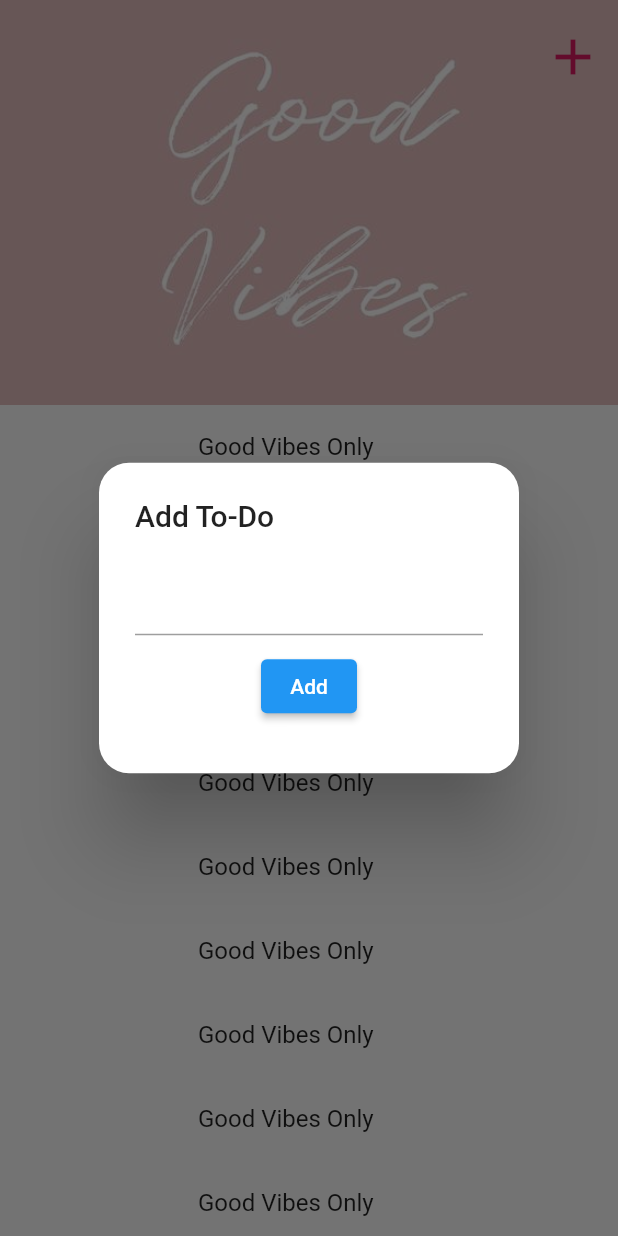
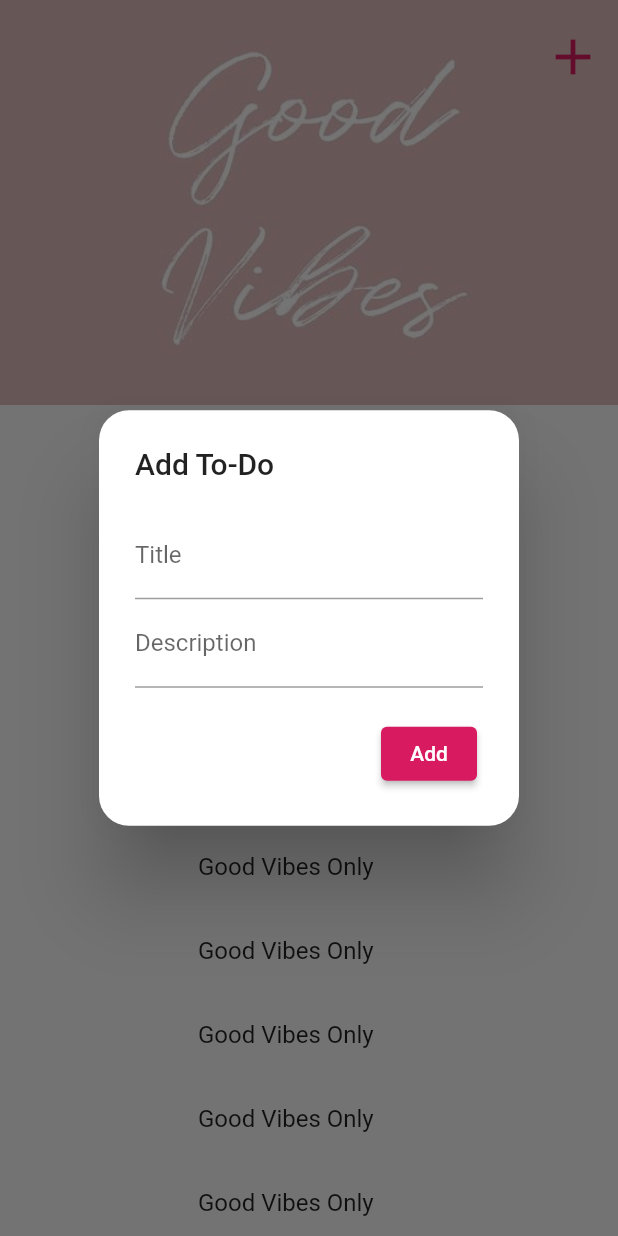
Before and after one commit to EcemBostancioglu/todo_bloc, a Flutter app: the screen it shows after launch, after a tap on the "add" icon, on a phone screen of 412 x 824 dp. Run offline on Flutter 3.47's test engine with Material 2 defaults, Android fonts, the phone set to English and light mode, and no system bars; our stand-ins replace bloc.

Commit message:
Added TextFormField in AlertDialog

```diff
--- a/lib/widgets/add_todo.dart
+++ b/lib/widgets/add_todo.dart
@@ -1,7 +1,31 @@
 import 'package:flutter/material.dart';
 
-class AddToDo extends StatelessWidget {
+class AddToDo extends StatefulWidget {
   const AddToDo({Key? key}) : super(key: key);
+
+  @override
+  State<AddToDo> createState() => _AddToDoState();
+}
+
+class _AddToDoState extends State<AddToDo> {
+
+  dynamic _formKey;
+  final TextEditingController titleController=TextEditingController();
+  final TextEditingController descriptionController=TextEditingController();
+  bool _validate=false;
+
+  @override
+  void initState() {
+    _formKey=GlobalKey<FormState>();
+    super.initState();
+  }
+
+  @override
+  void dispose() {
+    titleController.dispose();
+    descriptionController.dispose();
+    super.dispose();
+  }
 
   @override
   Widget build(BuildContext context) {
@@ -11,19 +35,39 @@ class AddToDo extends StatelessWidget {
         borderRadius: BorderRadius.all(
             Radius.circular(20)),
       ),
-      content: Column(
+      content: Form(
+        key: _formKey,
+        child: Column(
           mainAxisSize: MainAxisSize.min,
           children: [
-          TextFormField(),
+            TextField(
+              decoration: InputDecoration(
+                hintText: 'Title',
+                labelText: 'Title',
+                errorText: _validate ? 'Title can\'t be empty' : null
+              ),
+              controller:titleController,
+            ),
+            TextField(
+              decoration: InputDecoration(
+                  hintText: 'Description',
+                  labelText: 'Description',
+              ),
+              controller:descriptionController,
+            ),
             Padding(
-            padding:const EdgeInsets.all(10),
+              padding:const EdgeInsets.only(left:160,top: 20),
               child: ElevatedButton(
+                style: ButtonStyle(
+                  backgroundColor: MaterialStateProperty.all(Colors.pink.shade600),
+                ),
                 onPressed: (){
                   Navigator.pop(context);
               },
                 child:const Text('Add'),
               ))],
         ),
+      ),
     );
   }
 }
```
Also changed, not shown: lib/view/home_view.dart (+0 -23 lines). Lines whose indentation alone changed are shown as unchanged.
